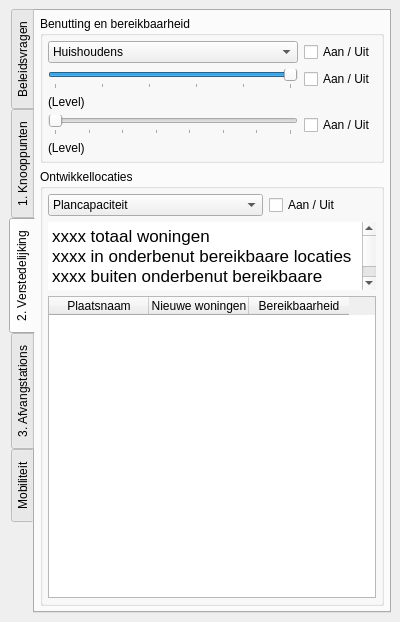
The window that KPOpilot/kpo_datasysteem_pilot_dockwidget_base.ui (Deltametropool/kpo-pilot) describes before a commit, drawn with Qt 5.
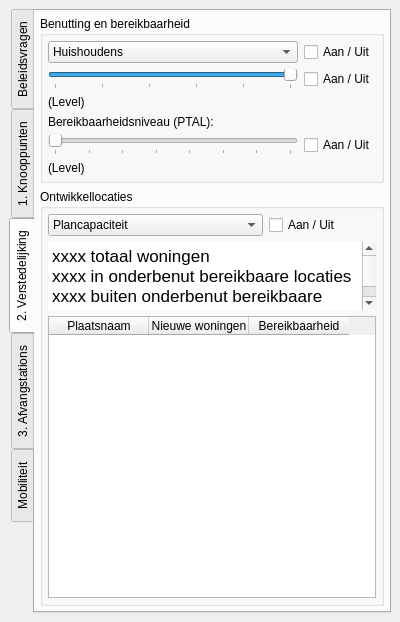
The same window after the commit. The open tabs and pages were chosen to show the change.

Patch:
```diff
--- a/KPOpilot/kpo_datasysteem_pilot_dockwidget_base.ui
+++ b/KPOpilot/kpo_datasysteem_pilot_dockwidget_base.ui
@@ -439,7 +439,7 @@
            <property name="bottomMargin">
             <number>5</number>
            </property>
-           <item row="3" column="1">
+           <item row="4" column="1">
             <widget class="QCheckBox" name="accessibilityShowCheck">
              <property name="text">
               <string>Aan / Uit</string>
@@ -456,7 +456,7 @@
              </property>
             </widget>
            </item>
-           <item row="3" column="0">
+           <item row="4" column="0">
             <widget class="QSlider" name="accessibilityValueSlider">
              <property name="minimum">
               <number>0</number>
@@ -481,7 +481,7 @@
              </property>
             </widget>
            </item>
-           <item row="4" column="0" colspan="2">
+           <item row="5" column="0" colspan="2">
             <widget class="QLabel" name="accessibilityValueLabel">
              <property name="text">
               <string>(Level)</string>
@@ -557,6 +557,13 @@
              </property>
             </widget>
            </item>
+           <item row="3" column="0" colspan="2">
+            <widget class="QLabel" name="accessibilityLabel">
+             <property name="text">
+              <string>Bereikbaarheidsniveau (PTAL):</string>
+             </property>
+            </widget>
+           </item>
           </layout>
          </widget>
         </item>
```
Left out of the diff: 4 changed lines with no effect on the pictures.
